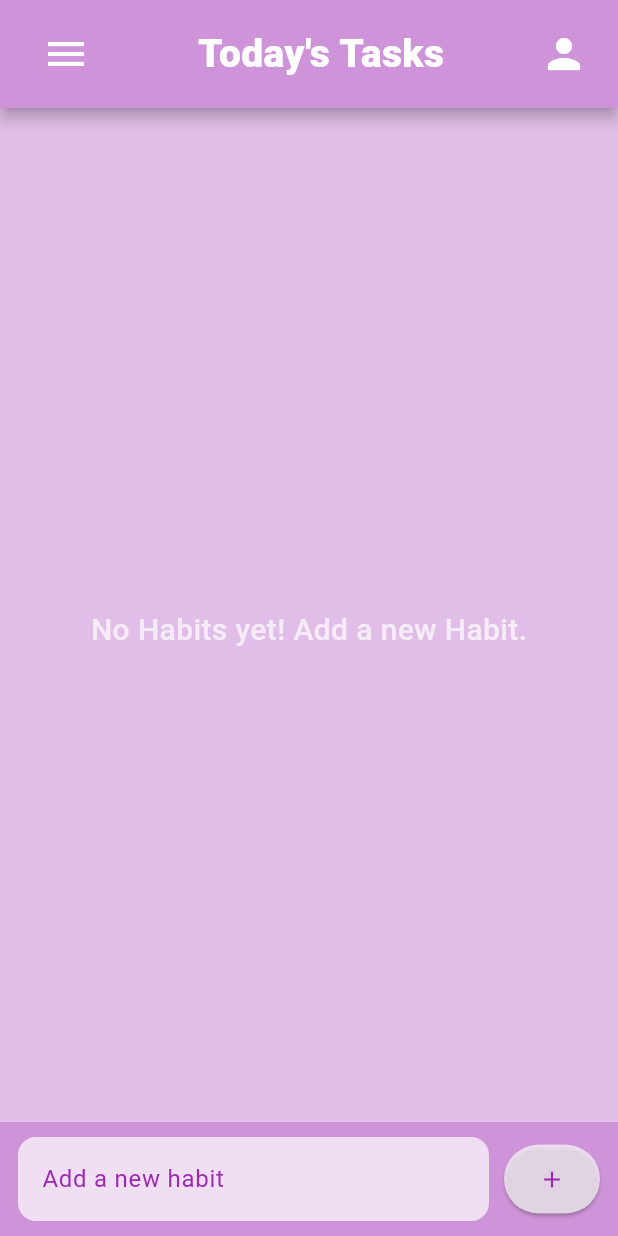
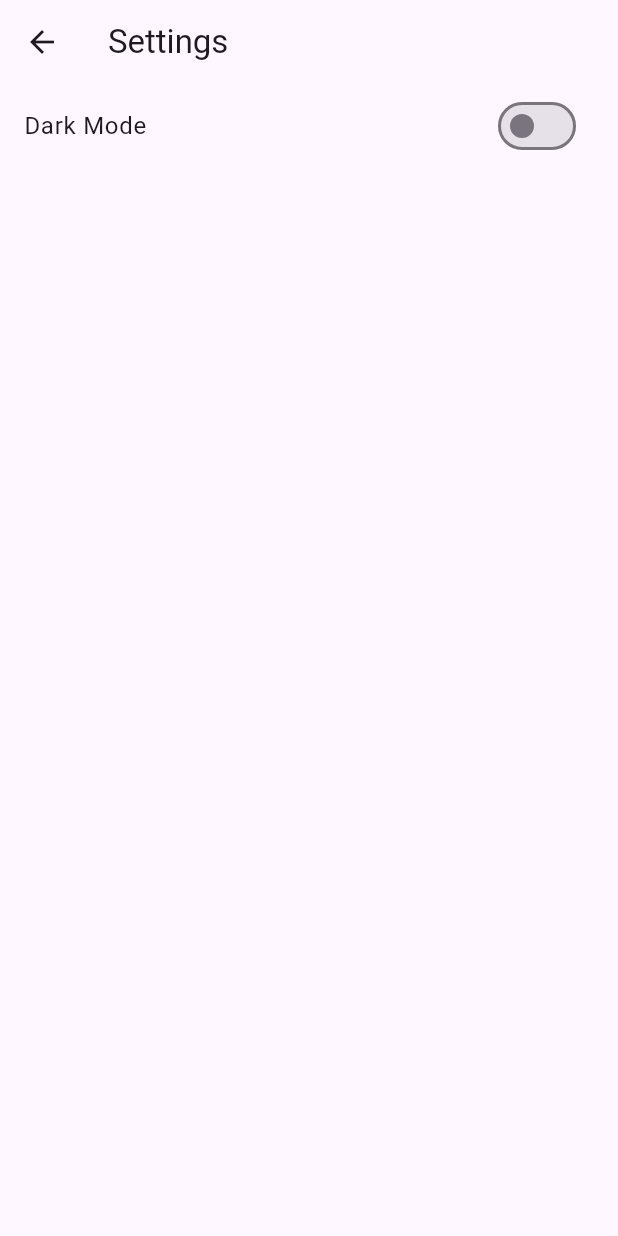
Before and after one commit to pratikg003/habit-tracker-app, a Flutter app: the screen it shows after launch, after a tap on the "menu" icon, after a tap on "S E T T I N G S", on a phone screen of 412 x 824 dp. Run offline on Flutter 3.47's test engine with Material 3 defaults, Android fonts, the phone set to English and light mode, and no system bars; our stand-ins replace shared_preferences.

Commit message:
clean navigation

```diff
--- a/lib/main.dart
+++ b/lib/main.dart
@@ -1,7 +1,11 @@
 import 'package:flutter/material.dart';
 import 'package:flutter/services.dart';
+import 'package:habit_tracker_app/pages/about.dart';
 import 'package:habit_tracker_app/pages/home.dart';
+import 'package:habit_tracker_app/pages/settings.dart';
+import 'package:habit_tracker_app/pages/themes.dart';
 import 'package:habit_tracker_app/providers/habit_provider.dart';
+import 'package:habit_tracker_app/providers/theme_provider.dart';
 import 'package:provider/provider.dart';
 
 void main() {
@@ -12,7 +16,13 @@ void main() {
     ),
   );
   runApp(
-    ChangeNotifierProvider(create: (_) => HabitProvider(), child: MyApp()),
+    MultiProvider(
+      providers: [
+        ChangeNotifierProvider(create: (_) => HabitProvider()),
+        ChangeNotifierProvider(create: (_) => ThemeProvider()),
+      ],
+      child: MyApp(),
+    ),
   );
 }
 
@@ -22,10 +32,18 @@ class MyApp extends StatelessWidget {
   // This widget is the root of your application.
   @override
   Widget build(BuildContext context) {
+    final isDark = context.watch<ThemeProvider>().isDark;
     return MaterialApp(
       title: 'Habit Tracker',
       debugShowCheckedModeBanner: false,
-      home: const Home(),
+      theme: isDark ? ThemeData.dark() : ThemeData.light(),
+      initialRoute: '/',
+      routes: {
+        '/': (_) => const Home(),
+        '/themes': (_) => const Themes(),
+        '/settings': (_) => const Settings(),
+        '/about': (_) => const About(),
+      },
     );
   }
 }
--- a/lib/pages/home.dart
+++ b/lib/pages/home.dart
@@ -132,6 +132,7 @@ class _HomeState extends State<Home> {
               ),
               onTap: () {
                 Navigator.pop(context); // close drawer
+                Navigator.pushNamed(context, '/settings');
               },
             ),
 
@@ -147,6 +148,7 @@ class _HomeState extends State<Home> {
               ),
               onTap: () {
                 Navigator.pop(context);
+                Navigator.pushNamed(context, '/themes');
               },
             ),
             ListTile(
@@ -161,6 +163,7 @@ class _HomeState extends State<Home> {
               ),
               onTap: () {
                 Navigator.pop(context);
+                Navigator.pushNamed(context, '/about');
               },
             ),
           ],
--- /dev/null
+++ b/lib/pages/settings.dart
@@ -0,0 +1,23 @@
+import 'package:flutter/material.dart';
+import 'package:habit_tracker_app/providers/theme_provider.dart';
+import 'package:provider/provider.dart';
+
+class Settings extends StatelessWidget {
+  const Settings({super.key});
+
+  @override
+  Widget build(BuildContext context) {
+    return Scaffold(
+      appBar: AppBar(title: Text('Settings')),
+      body: ListTile(
+        title: const Text('Dark Mode'),
+        trailing: Switch(
+          value: context.watch<ThemeProvider>().isDark,
+          onChanged: (_) {
+            context.read<ThemeProvider>().toggleTheme();
+          },
+        ),
+      ),
+    );
+  }
+}
--- /dev/null
+++ b/lib/providers/theme_provider.dart
@@ -0,0 +1,12 @@
+import 'package:flutter/material.dart';
+
+class ThemeProvider extends ChangeNotifier{
+  bool _isDark = false;
+
+  bool get isDark => _isDark;
+
+  void toggleTheme(){
+    _isDark = !_isDark;
+    notifyListeners();
+  }
+}
```
Also changed, not shown: lib/pages/about.dart (added, +17 -0 lines), lib/pages/themes.dart (added, +17 -0 lines).
